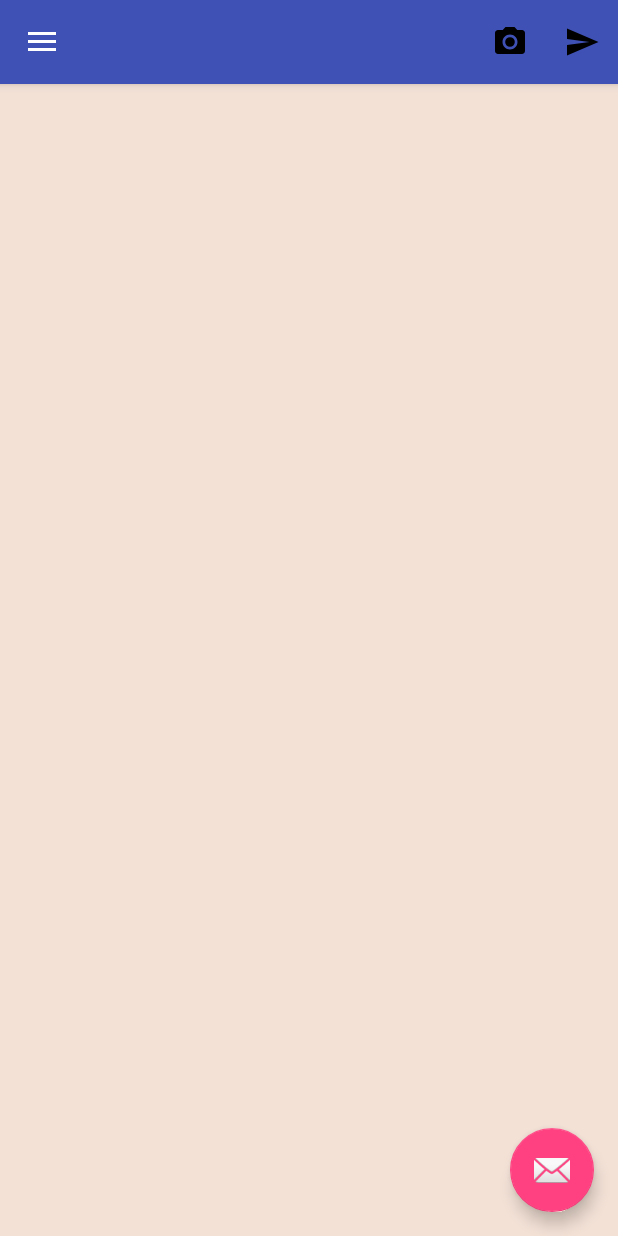
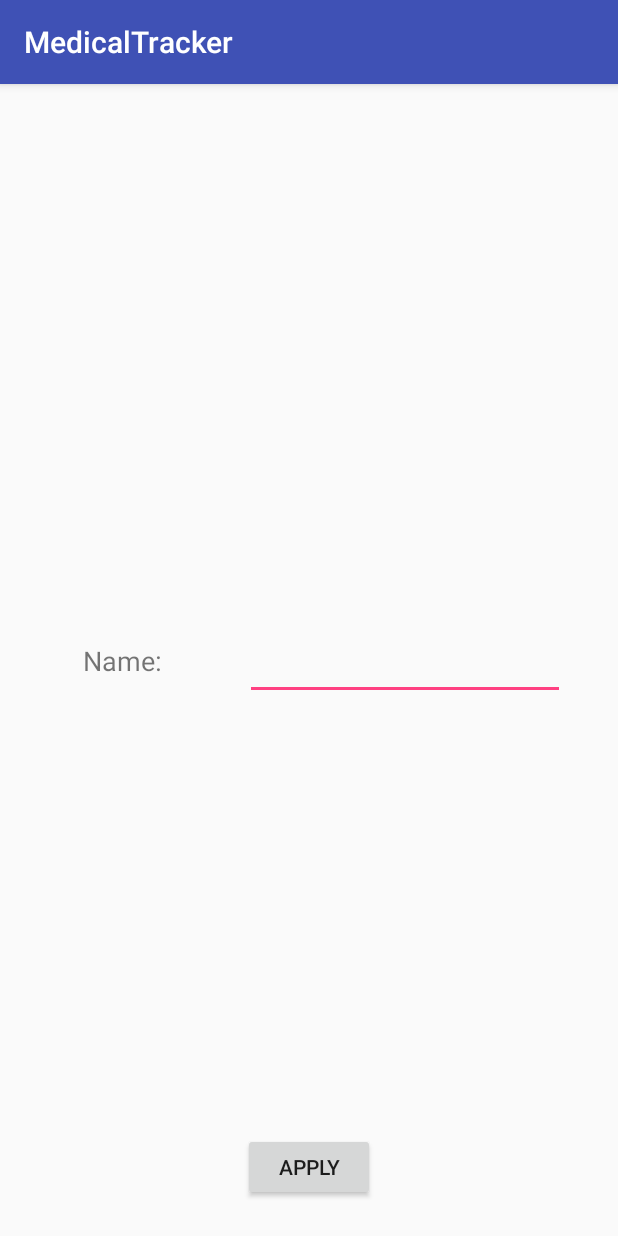
Before and after one commit to CMPUT301F18T04/MedicalTracker, an Android app: the screen it shows after launch (MainActivity before the commit, SettingActivity after it), in the side drawer, after a tap on "Setting", on a phone screen of 412 x 824 dp. Run offline under Robolectric (Android 15) with nearby library versions, the phone set to English and light mode, and no system bars.

Commit message:
Update and add SettingActivity, Listener

```diff
--- a/app/build.gradle
+++ b/app/build.gradle
@@ -9,6 +9,7 @@ android {
         versionCode 1
         versionName "1.0"
         testInstrumentationRunner "android.support.test.runner.AndroidJUnitRunner"
+        vectorDrawables.useSupportLibrary = true
     }
     buildTypes {
         release {
@@ -24,6 +25,7 @@ dependencies {
     implementation 'com.android.support.constraint:constraint-layout:1.1.3'
     implementation 'com.android.support:support-v4:27.1.1'
     implementation 'com.android.support:design:27.1.1'
+    implementation 'com.android.support:support-vector-drawable:27.1.1'
     testImplementation 'junit:junit:4.12'
     androidTestImplementation 'com.android.support.test:runner:1.0.2'
     androidTestImplementation 'com.android.support.test.espresso:espresso-core:3.0.2'
--- a/app/src/main/AndroidManifest.xml
+++ b/app/src/main/AndroidManifest.xml
@@ -22,7 +22,8 @@
             android:name=".LoginActivity"
             android:label="@string/title_activity_main"
             android:theme="@style/AppTheme" />
-        <activity android:name=".SlideShowActivity"></activity>
+        <activity android:name=".SlideShowActivity" />
+        <activity android:name=".SettingActivity"></activity>
     </application>
 
 </manifest>
--- /dev/null
+++ b/app/src/main/java/ca/ualberta/t04/medicaltracker/Listener.java
@@ -0,0 +1,5 @@
+package ca.ualberta.t04.medicaltracker;
+
+public interface Listener {
+    void update();
+}
--- a/app/src/main/java/ca/ualberta/t04/medicaltracker/LoginActivity.java
+++ b/app/src/main/java/ca/ualberta/t04/medicaltracker/LoginActivity.java
@@ -1,5 +1,6 @@
 package ca.ualberta.t04.medicaltracker;
 
+import android.content.Intent;
 import android.support.v7.app.AppCompatActivity;
 import android.os.Bundle;
 import android.view.View;
@@ -17,8 +18,11 @@ public class LoginActivity extends AppCompatActivity {
     public void login(View view)
     {
         EditText username_text = findViewById(R.id.editText);
-        User user = new User(username_text.getText().toString());
+        User user = new User(username_text.getText().toString(), false);
+        user.setName(username_text.getText().toString());
         DataController.setUser(user);
+        Intent intent = new Intent(LoginActivity.this, MainActivity.class);
+        startActivity(intent);
         finish();
     }
 }
--- a/app/src/main/java/ca/ualberta/t04/medicaltracker/MainActivity.java
+++ b/app/src/main/java/ca/ualberta/t04/medicaltracker/MainActivity.java
@@ -52,6 +52,7 @@ public class MainActivity extends AppCompatActivity
         {
             Intent intent = new Intent(MainActivity.this, LoginActivity.class);
             startActivity(intent);
+            finish();
         }
 
         setToolBarListener(toolbar);
@@ -86,9 +87,22 @@ public class MainActivity extends AppCompatActivity
 
             View headerView = navigationView.getHeaderView(0);
 
-            TextView textView = headerView.findViewById(R.id.nav_bar_username);
+            final TextView userDisplayName = headerView.findViewById(R.id.nav_bar_username);
 
-            textView.setText(DataController.getUser().getName());
+            TextView userRole = headerView.findViewById(R.id.nav_bar_role);
+            if(DataController.getUser().isDoctor())
+                userRole.setText("Doctor");
+            else
+                userRole.setText("Patient");
+
+            userDisplayName.setText(DataController.getUser().getName());
+
+            DataController.getUser().addListener(new Listener() {
+                @Override
+                public void update() {
+                    userDisplayName.setText(DataController.getUser().getName());
+                }
+            });
         }
     }
 
@@ -140,9 +154,13 @@ public class MainActivity extends AppCompatActivity
         } else if (id == R.id.nav_doctor) {
             Toast.makeText(MainActivity.this, "You clicked doctor.", Toast.LENGTH_SHORT).show();
         } else if (id == R.id.nav_setting) {
-            Toast.makeText(MainActivity.this, "You clicked setting.", Toast.LENGTH_SHORT).show();
+            Intent intent = new Intent(MainActivity.this, SettingActivity.class);
+            startActivity(intent);
         } else if (id == R.id.nav_logout) {
-            Toast.makeText(MainActivity.this, "You clicked logout.", Toast.LENGTH_SHORT).show();
+            DataController.setUser(null);
+            Intent intent = new Intent(MainActivity.this, LoginActivity.class);
+            startActivity(intent);
+            finish();
         }
 
         DrawerLayout drawer = (DrawerLayout) findViewById(R.id.drawer_layout);
--- /dev/null
+++ b/app/src/main/java/ca/ualberta/t04/medicaltracker/SettingActivity.java
@@ -0,0 +1,30 @@
+package ca.ualberta.t04.medicaltracker;
+
+import android.support.v7.app.AppCompatActivity;
+import android.os.Bundle;
+import android.view.View;
+import android.widget.EditText;
+import android.widget.Toast;
+
+public class SettingActivity extends AppCompatActivity {
+
+    private EditText name_edit_text;
+    @Override
+    protected void onCreate(Bundle savedInstanceState) {
+        super.onCreate(savedInstanceState);
+        setContentView(R.layout.activity_setting);
+
+        name_edit_text = findViewById(R.id.setting_name_editText);
+        name_edit_text.setText(DataController.getUser().getName());
+    }
+
+    public void apply(View view)
+    {
+        String newName = name_edit_text.getText().toString();
+        if(!newName.equals(""))
+            DataController.getUser().setName(newName);
+        else
+            Toast.makeText(SettingActivity.this, "Your name cannot be empty!", Toast.LENGTH_SHORT).show();
+        finish();
+    }
+}
--- a/app/src/main/java/ca/ualberta/t04/medicaltracker/User.java
+++ b/app/src/main/java/ca/ualberta/t04/medicaltracker/User.java
@@ -1,22 +1,32 @@
 package ca.ualberta.t04.medicaltracker;
+
+import java.util.ArrayList;
 
 public class User
 {
-    private int id = 0;
+    private String userName;
     private String name;
+    private ArrayList<Listener> listeners;
+    private Boolean isDoctor;
 
-    public User(String name)
+    public User(String userName, Boolean isDoctor)
     {
-        this.name = name;
+        this.userName = userName;
+        this.isDoctor = isDoctor;
+        if(listeners == null)
+        {
+            listeners = new ArrayList<>();
+        }
     }
 
-    public int getId()
+    public String getUserName()
     {
-        return id;
+        return userName;
     }
-    public void setId(int newID)
+
+    public void setUserName(String newUserName)
     {
-        this.id = newID;
+        this.userName = newUserName;
     }
 
     public String getName() {
@@ -25,5 +35,23 @@ public class User
 
     public void setName(String name) {
         this.name = name;
+        notifyAllListeners();
+    }
+
+    public void addListener(Listener listener)
+    {
+        listeners.add(listener);
+    }
+
+    public void notifyAllListeners()
+    {
+        for(Listener listener:listeners)
+        {
+            listener.update();
+        }
+    }
+
+    public Boolean isDoctor() {
+        return isDoctor;
     }
 }
--- /dev/null
+++ b/app/src/main/res/layout/activity_setting.xml
@@ -0,0 +1,61 @@
+<?xml version="1.0" encoding="utf-8"?>
+<android.support.constraint.ConstraintLayout xmlns:android="http://schemas.android.com/apk/res/android"
+    xmlns:app="http://schemas.android.com/apk/res-auto"
+    xmlns:tools="http://schemas.android.com/tools"
+    android:layout_width="match_parent"
+    android:layout_height="match_parent"
+    tools:context=".SettingActivity">
+
+    <Button
+        android:id="@+id/button3"
+        android:layout_width="wrap_content"
+        android:layout_height="45dp"
+        android:layout_marginBottom="8dp"
+        android:layout_marginEnd="8dp"
+        android:layout_marginLeft="8dp"
+        android:layout_marginRight="8dp"
+        android:layout_marginStart="8dp"
+        android:layout_marginTop="8dp"
+        android:onClick="apply"
+        android:text="Apply"
+        app:layout_constraintBottom_toBottomOf="parent"
+        app:layout_constraintEnd_toEndOf="parent"
+        app:layout_constraintStart_toStartOf="parent"
+        app:layout_constraintTop_toBottomOf="@+id/setting_name_editText"
+        app:layout_constraintVertical_bias="0.948" />
+
+    <EditText
+        android:id="@+id/setting_name_editText"
+        android:layout_width="wrap_content"
+        android:layout_height="wrap_content"
+        android:layout_marginBottom="8dp"
+        android:layout_marginEnd="8dp"
+        android:layout_marginLeft="136dp"
+        android:layout_marginRight="8dp"
+        android:layout_marginStart="136dp"
+        android:layout_marginTop="16dp"
+        android:ems="10"
+        android:inputType="textPersonName"
+        android:text="Name"
+        app:layout_constraintBottom_toBottomOf="parent"
+        app:layout_constraintEnd_toEndOf="parent"
+        app:layout_constraintStart_toStartOf="parent"
+        app:layout_constraintTop_toTopOf="parent" />
+
+    <TextView
+        android:id="@+id/textView3"
+        android:layout_width="wrap_content"
+        android:layout_height="wrap_content"
+        android:layout_marginBottom="8dp"
+        android:layout_marginEnd="8dp"
+        android:layout_marginLeft="8dp"
+        android:layout_marginRight="8dp"
+        android:layout_marginStart="8dp"
+        android:layout_marginTop="8dp"
+        android:text="Name:"
+        android:textSize="18sp"
+        app:layout_constraintBottom_toBottomOf="parent"
+        app:layout_constraintEnd_toStartOf="@+id/setting_name_editText"
+        app:layout_constraintStart_toStartOf="parent"
+        app:layout_constraintTop_toTopOf="parent" />
+</android.support.constraint.ConstraintLayout>
--- a/app/src/main/res/layout/nav_header_main.xml
+++ b/app/src/main/res/layout/nav_header_main.xml
@@ -29,7 +29,7 @@
         android:textAppearance="@style/TextAppearance.AppCompat.Body1" />
 
     <TextView
-        android:id="@+id/textView"
+        android:id="@+id/nav_bar_role"
         android:layout_width="wrap_content"
         android:layout_height="wrap_content"
         android:text="@string/nav_header_subtitle" />
```
Also changed, not shown: app/src/main/res/drawable/ic_info_black_24dp.xml (added, +9 -0 lines), app/src/main/res/drawable/ic_notifications_black_24dp.xml (added, +9 -0 lines), app/src/main/res/drawable/ic_sync_black_24dp.xml (added, +9 -0 lines), app/src/main/res/values/strings.xml (+73 -0 lines).
